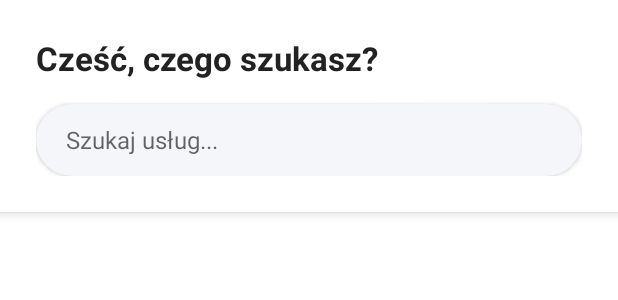
After one commit to Depokalakaier/Freelancer, an Android app: the layout section_search.xml on its own in the app's theme, with its tools: preview values and no code run, on a phone screen of 412 x 824 dp. The commit adds this screen. Shown: the top 300 px of the screen. Run offline under Robolectric (Android 15) with nearby library versions, the phone set to English and light mode, and no system bars.

Commit message:
dodanie search bara

```diff
--- /dev/null
+++ b/app/src/main/res/drawable/circle_bg.xml
@@ -0,0 +1,4 @@
+<shape xmlns:android="http://schemas.android.com/apk/res/android"
+    android:shape="oval">
+    <solid android:color="#F5F6FA"/>
+</shape>
--- /dev/null
+++ b/app/src/main/res/drawable/search_field_bg.xml
@@ -0,0 +1,5 @@
+<shape xmlns:android="http://schemas.android.com/apk/res/android"
+    android:shape="rectangle">
+    <solid android:color="#F5F6FA"/>
+    <corners android:radius="24dp"/>
+</shape>
--- a/app/src/main/res/layout/activity_main.xml
+++ b/app/src/main/res/layout/activity_main.xml
@@ -5,9 +5,12 @@
     android:layout_width="match_parent"
     android:layout_height="match_parent">
 
+
+    <include layout="@layout/section_search"/>
     <com.google.android.material.appbar.AppBarLayout
         android:layout_width="match_parent"
         android:layout_height="wrap_content">
+
 
         <androidx.appcompat.widget.Toolbar
             android:id="@+id/toolbar"
@@ -18,6 +21,8 @@
             app:contentInsetEnd="0dp"
             app:contentInsetStart="16dp">
 
+
+
             <TextView
                 android:id="@+id/toolbarTitle"
                 android:layout_width="wrap_content"
@@ -25,6 +30,7 @@
                 android:text="Freelancer"
                 android:textColor="@color/white"
                 android:textSize="20sp"/>
+
 
             <com.google.android.material.imageview.ShapeableImageView
                 android:id="@+id/profileIcon"
--- /dev/null
+++ b/app/src/main/res/layout/section_search.xml
@@ -0,0 +1,41 @@
+<LinearLayout
+    xmlns:android="http://schemas.android.com/apk/res/android"
+    android:orientation="vertical"
+    android:padding="24dp"
+    android:layout_width="match_parent"
+    android:layout_height="wrap_content"
+    android:background="@android:color/white"
+    android:elevation="4dp">
+
+    <TextView
+        android:id="@+id/welcomeText"
+        android:text="Cześć, czego szukasz?"
+        android:textSize="22sp"
+        android:textStyle="bold"
+        android:textColor="#222"
+        android:layout_width="wrap_content"
+        android:layout_height="wrap_content"
+        android:layout_marginBottom="16dp"/>
+
+    <LinearLayout
+        android:layout_width="match_parent"
+        android:layout_height="48dp"
+        android:orientation="horizontal"
+        android:background="@drawable/search_field_bg"
+        android:gravity="center_vertical"
+        android:elevation="2dp"
+        android:paddingStart="12dp"
+        android:paddingEnd="12dp">
+
+
+        <EditText
+            android:id="@+id/searchEdit"
+            android:layout_width="0dp"
+            android:layout_height="match_parent"
+            android:layout_weight="1"
+            android:hint="Szukaj usług..."
+            android:background="@null"
+            android:paddingStart="8dp"
+            android:textSize="16sp"/>
+    </LinearLayout>
+</LinearLayout>
```
